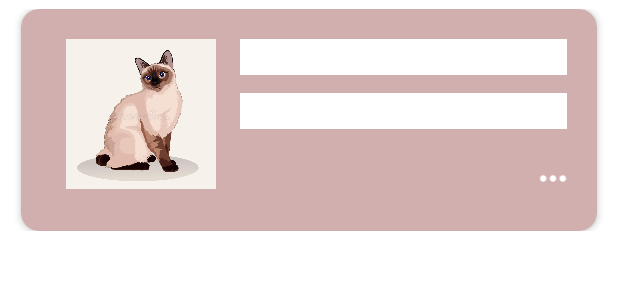
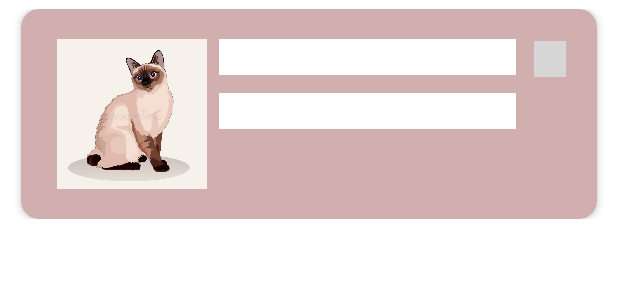
Before and after one commit to artoncee/Cats, an Android app: the layout cat_item.xml on its own in the app's theme, with its tools: preview values and no code run, on a phone screen of 412 x 824 dp. Shown: the top 300 px of the screen. Run offline under Robolectric (Android 15) with nearby library versions, the phone set to English and light mode, and no system bars; grey boxes are pictures that could not be loaded.

Commit message:
финальная версия проекта

```diff
--- a/app/src/main/java/com/example/catsbook/mvp/Presenter.kt
+++ b/app/src/main/java/com/example/catsbook/mvp/Presenter.kt
@@ -7,5 +7,5 @@ import org.koin.dsl.module
 
 val presenterModule = module {
     factory { MainPresenter(get()) }
-    factory { DetailPresenter() }
+    factory { DetailPresenter(get()) }
 }
--- a/app/src/main/java/com/example/catsbook/ui/details/IDetailActivity.kt
+++ b/app/src/main/java/com/example/catsbook/ui/details/IDetailActivity.kt
@@ -6,5 +6,6 @@ import moxy.MvpView
 interface IDetailActivity: MvpView {
 
     fun setOfCat(cat: Cat)
+    fun close()
 
 }
--- a/app/src/main/java/com/example/catsbook/ui/main/IMainActivity.kt
+++ b/app/src/main/java/com/example/catsbook/ui/main/IMainActivity.kt
@@ -6,9 +6,13 @@ import moxy.viewstate.strategy.alias.OneExecution
 
 interface IMainActivity: MvpView {
 
-    fun showCatList(catlist: List<Cat>)
+    fun showCatList(catList: List<Cat>)
 
     @OneExecution
     fun openDetails(cat: Cat)
 
+    @OneExecution
+    fun addingCat()
+
+
 }
--- a/app/src/main/java/com/example/catsbook/utils/Collection.kt
+++ b/app/src/main/java/com/example/catsbook/utils/Collection.kt
@@ -11,6 +11,3 @@ fun <T> MutableList<T>.replaceWith(items: List<T>) {
     clear()
     addAll(items)
 }
-//fun <T> MutableList<T>.add(items: List<T>){
-//
-//}
--- a/app/src/main/res/drawable/ic_edit.xml
+++ /dev/null
@@ -1,5 +0,0 @@
-<vector android:height="24dp" android:tint="#070707"
-    android:viewportHeight="24" android:viewportWidth="24"
-    android:width="24dp" xmlns:android="http://schemas.android.com/apk/res/android">
-    <path android:fillColor="@android:color/white" android:pathData="M3,17.25V21h3.75L17.81,9.94l-3.75,-3.75L3,17.25zM20.71,7.04c0.39,-0.39 0.39,-1.02 0,-1.41l-2.34,-2.34c-0.39,-0.39 -1.02,-0.39 -1.41,0l-1.83,1.83 3.75,3.75 1.83,-1.83z"/>
-</vector>
--- a/app/src/main/res/layout/activity_detail.xml
+++ b/app/src/main/res/layout/activity_detail.xml
@@ -26,12 +26,12 @@
         android:layout_width="match_parent"
         android:layout_height="wrap_content"
         android:layout_marginTop="28dp"
-        tools:text="TextView"
+        android:padding="8dp"
+        android:textColor="#0B0A0A"
         app:layout_constraintEnd_toEndOf="parent"
         app:layout_constraintHorizontal_bias="0.498"
         app:layout_constraintStart_toStartOf="parent"
         app:layout_constraintTop_toBottomOf="@+id/imageDetail"
-        android:padding="8dp"/>
-
+        tools:text="TextView" />
 
 </androidx.constraintlayout.widget.ConstraintLayout>
--- a/app/src/main/res/layout/cat_item.xml
+++ b/app/src/main/res/layout/cat_item.xml
@@ -29,31 +29,31 @@
                 android:id="@+id/imageView"
                 android:layout_width="100dp"
                 android:layout_height="100dp"
-                android:layout_marginLeft="10dp"
+                android:layout_marginLeft="4dp"
                 app:layout_constraintBaseline_toTopOf="parent"
+                app:layout_constraintBottom_toBottomOf="parent"
                 app:layout_constraintLeft_toLeftOf="parent"
-                app:srcCompat="@drawable/cat1"
-                />
-
+                app:layout_constraintTop_toTopOf="parent"
+                app:srcCompat="@drawable/cat1" />
 
             <TextView
                 android:id="@+id/textView"
-                android:layout_width="228dp"
+                android:layout_width="198dp"
                 android:layout_height="24dp"
-                android:layout_marginLeft="16dp"
+                android:layout_marginLeft="8dp"
                 android:background="@color/white"
                 android:gravity="center"
                 android:textSize="14sp"
                 android:textStyle="bold"
                 app:layout_constraintLeft_toRightOf="@id/imageView"
                 tools:ignore="MissingConstraints"
-                tools:layout_editor_absoluteY="16dp" />
+                tools:layout_editor_absoluteY="2dp" />
 
             <TextView
                 android:id="@+id/textView1"
-                android:layout_width="228dp"
+                android:layout_width="198dp"
                 android:layout_height="24dp"
-                android:layout_marginLeft="16dp"
+                android:layout_marginLeft="8dp"
                 android:layout_marginTop="12dp"
                 android:background="@color/white"
                 android:gravity="center"
@@ -64,20 +64,16 @@
                 tools:ignore="MissingConstraints" />
 
             <ImageView
-                android:id="@+id/mMenus"
-                android:layout_width="29dp"
-                android:layout_height="26dp"
-                android:layout_marginStart="320dp"
-                android:layout_marginTop="20dp"
-                android:layout_marginBottom="2dp"
-                android:foregroundGravity="center"
+                android:id="@+id/deleteImageView"
+                android:layout_width="21dp"
+                android:layout_height="24dp"
                 app:layout_constraintBottom_toBottomOf="parent"
                 app:layout_constraintEnd_toEndOf="parent"
-                app:layout_constraintHorizontal_bias="0.0"
-                app:layout_constraintStart_toStartOf="parent"
-                app:layout_constraintTop_toBottomOf="@+id/textView1"
-                app:layout_constraintVertical_bias="0.25"
-                app:srcCompat="@drawable/ic_options" />
+                app:layout_constraintHorizontal_bias="0.966"
+                app:layout_constraintStart_toEndOf="@+id/textView"
+                app:layout_constraintTop_toTopOf="parent"
+                app:layout_constraintVertical_bias="0.018"
+                app:srcCompat="@drawable/ic_del" />
 
         </androidx.constraintlayout.widget.ConstraintLayout>
 
```
Also changed, not shown: app/src/main/java/com/example/catsbook/ui/details/DetailActivity.kt (+18 -22 lines), app/src/main/java/com/example/catsbook/ui/details/DetailPresenter.kt (+6 -1 lines), app/src/main/java/com/example/catsbook/ui/main/CatAdapter.kt (+22 -18 lines), app/src/main/java/com/example/catsbook/ui/main/MainActivity.kt (+38 -23 lines), app/src/main/java/com/example/catsbook/ui/main/MainPresenter.kt (+19 -3 lines), app/src/main/java/com/example/catsbook/utils/Utils.kt (+41 -5 lines), app/src/main/java/com/example/catsbook/data/Cat.kt (line endings or trailing spaces).
